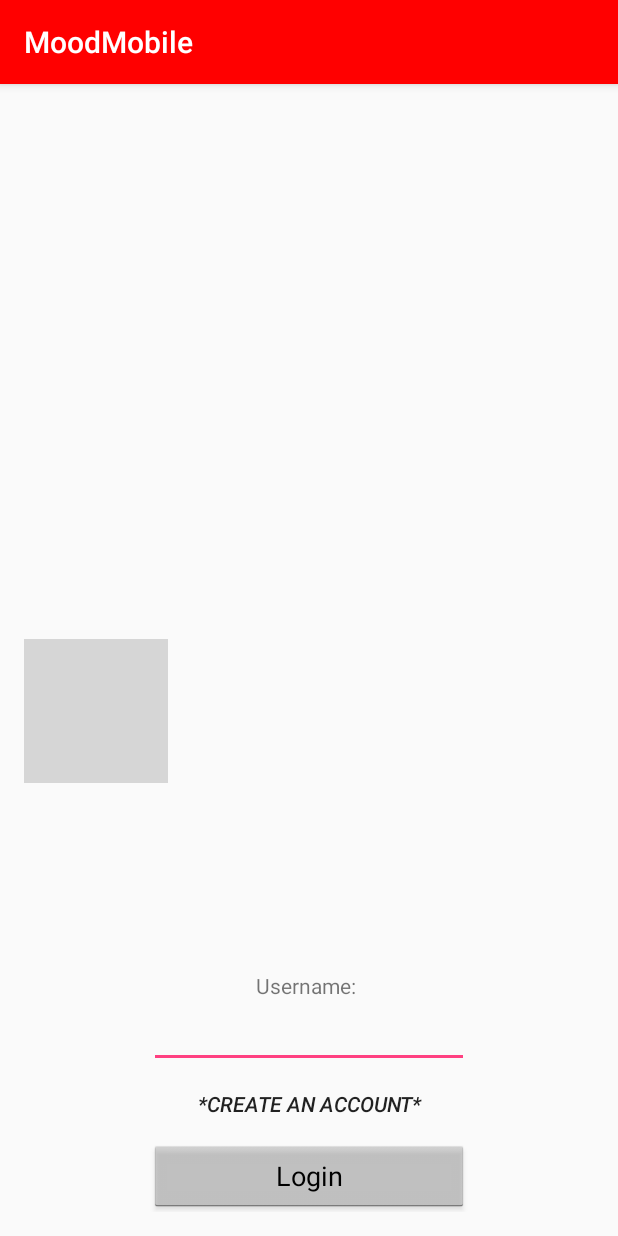
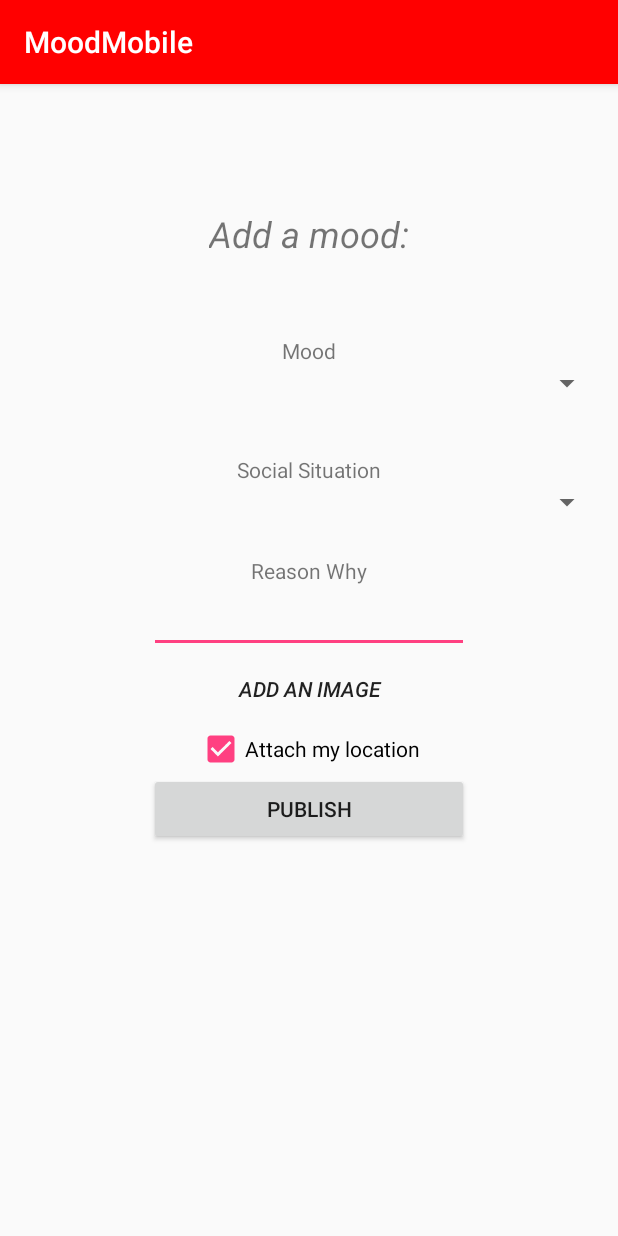
Before and after one commit to CMPUT301W17T05/MoodMobile, an Android app: the screen it shows after launch (HomePageActivity before the commit, AddMood after it), on a phone screen of 412 x 824 dp. Run offline under Robolectric (Android 15) with nearby library versions, the phone set to English and light mode, and no system bars; grey boxes are pictures that could not be loaded.

Commit message:
Added activity

```diff
--- a/app/src/main/AndroidManifest.xml
+++ b/app/src/main/AndroidManifest.xml
@@ -13,7 +13,7 @@
         android:label="@string/app_name"
         android:supportsRtl="true"
         android:theme="@style/AppTheme">
-        <activity android:name=".HomePageActivity">
+        <activity android:name=".AddMood">
             <intent-filter>
                 <action android:name="android.intent.action.MAIN" />
 
--- a/app/src/main/java/com/example/moodmobile/HomePageActivity.java
+++ b/app/src/main/java/com/example/moodmobile/AddMood.java
@@ -3,11 +3,13 @@ package com.example.moodmobile;
 import android.support.v7.app.AppCompatActivity;
 import android.os.Bundle;
 
-public class HomePageActivity extends AppCompatActivity {
+public class AddMood extends AppCompatActivity {
 
     @Override
     protected void onCreate(Bundle savedInstanceState) {
         super.onCreate(savedInstanceState);
-        setContentView(R.layout.login_screen);
+        setContentView(R.layout.add_mood);
+
+
     }
 }
--- a/app/src/main/res/layout/add_mood.xml
+++ b/app/src/main/res/layout/add_mood.xml
@@ -4,6 +4,7 @@
     android:orientation="vertical" android:layout_width="match_parent"
     android:layout_height="match_parent"
     android:padding="10dp">
+
 
     <TextView
         android:text="Mood"
--- a/build.gradle
+++ b/build.gradle
@@ -5,7 +5,7 @@ buildscript {
         jcenter()
     }
     dependencies {
-        classpath 'com.android.tools.build:gradle:2.2.3'
+        classpath 'com.android.tools.build:gradle:2.3.0'
 
         // NOTE: Do not place your application dependencies here; they belong
         // in the individual module build.gradle files
```
Also changed, not shown: gradle/wrapper/gradle-wrapper.properties.
